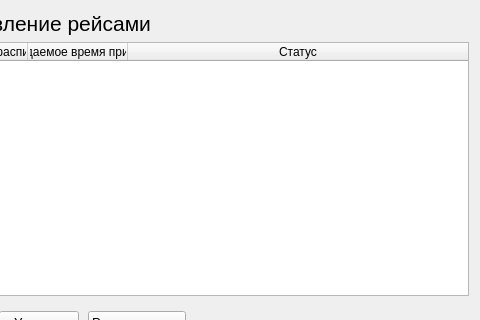
Tweety-sat/Flight-scoreboard, file ManageFlight.ui: the form before one commit; both pictures show x 384 to 864 and y 0 to 320 of the 864 by 405 pixel window.
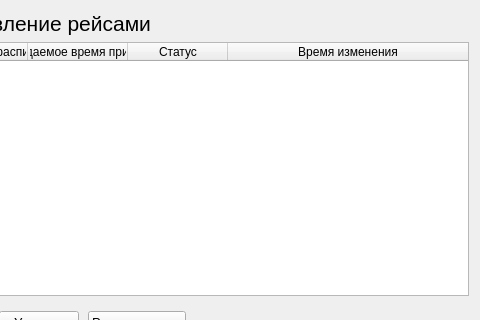
The form after the commit.

```diff
--- a/ManageFlight.ui
+++ b/ManageFlight.ui
@@ -257,6 +257,14 @@
        <set>AlignCenter</set>
       </property>
      </column>
+     <column>
+      <property name="text">
+       <string>Время изменения</string>
+      </property>
+      <property name="textAlignment">
+       <set>AlignCenter</set>
+      </property>
+     </column>
     </widget>
    </item>
   </layout>
```
